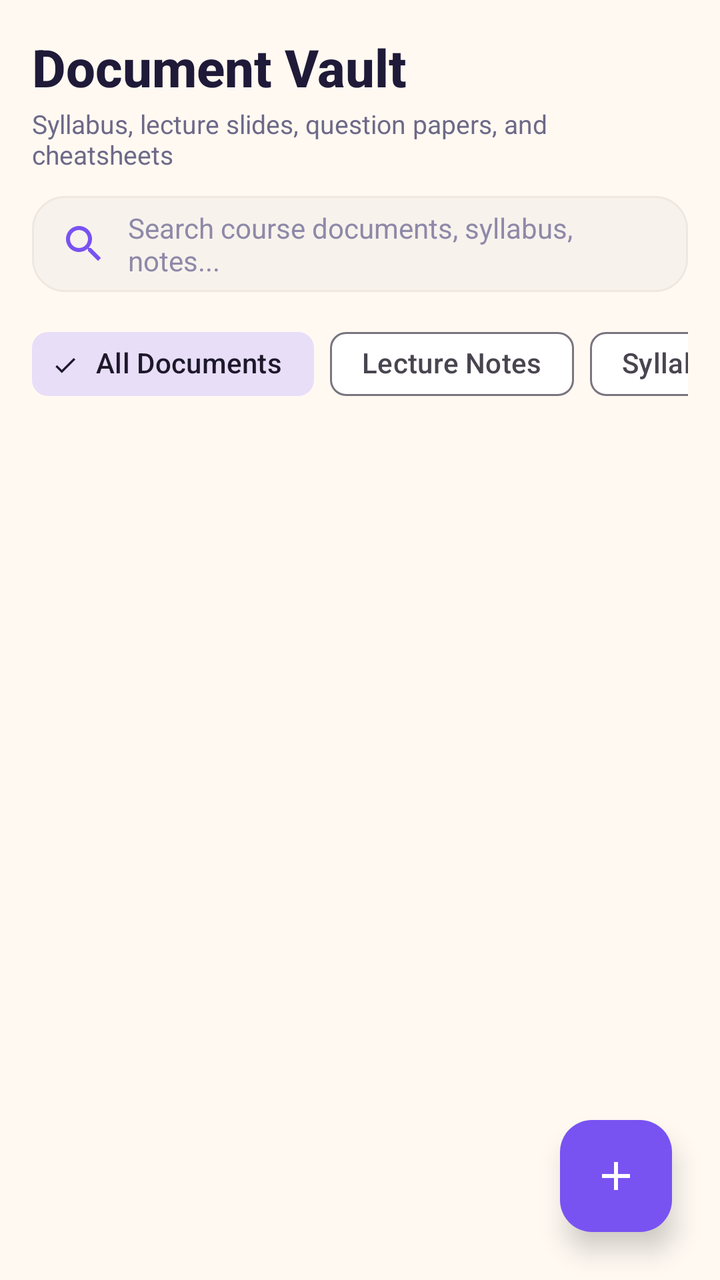
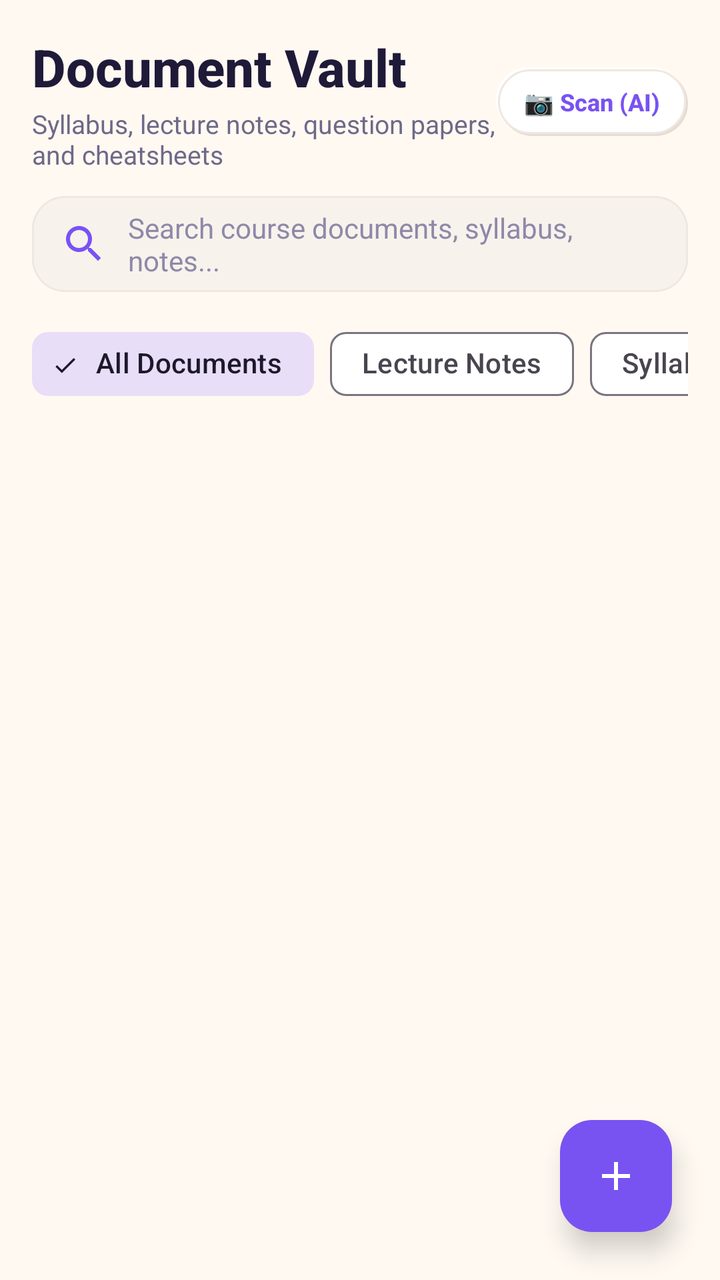

An Android layout rendered at two revisions. The XML below is the earlier revision; the diff shows what the commit changed to produce the second picture.
<!-- AndroidManifest.xml: application theme Theme.AcademiaLife -->
<!-- res/layout/fragment_document_vault.xml -->
<?xml version="1.0" encoding="utf-8"?>
<androidx.coordinatorlayout.widget.CoordinatorLayout xmlns:android="http://schemas.android.com/apk/res/android"
    xmlns:app="http://schemas.android.com/apk/res-auto"
    android:layout_width="match_parent"
    android:layout_height="match_parent"
    android:background="@color/neu_bg">

    <LinearLayout
        android:layout_width="match_parent"
        android:layout_height="match_parent"
        android:orientation="vertical"
        android:padding="16dp">

        
        <TextView
            android:layout_width="wrap_content"
            android:layout_height="wrap_content"
            android:text="Document Vault"
            android:textColor="@color/text_primary"
            android:textSize="26sp"
            android:fontFamily="sans-serif-medium"
            android:textStyle="bold" />

        <TextView
            android:layout_width="wrap_content"
            android:layout_height="wrap_content"
            android:layout_marginTop="2dp"
            android:layout_marginBottom="12dp"
            android:text="Syllabus, lecture slides, question papers, and cheatsheets"
            android:textColor="@color/text_secondary"
            android:textSize="13sp" />

        
        <EditText
            android:id="@+id/etSearchDocs"
            android:layout_width="match_parent"
            android:layout_height="48dp"
            android:background="@drawable/bg_neumorphic_sunken"
            android:drawableStart="@drawable/ic_search"
            android:drawablePadding="10dp"
            android:hint="Search course documents, syllabus, notes..."
            android:paddingHorizontal="14dp"
            android:textColor="@color/text_primary"
            android:textColorHint="@color/text_muted"
            android:textSize="14sp" />

        
        <HorizontalScrollView
            android:layout_width="match_parent"
            android:layout_height="wrap_content"
            android:layout_marginTop="12dp"
            android:scrollbars="none">

            <com.google.android.material.chip.ChipGroup
                android:id="@+id/chipGroupDocCategories"
                android:layout_width="wrap_content"
                android:layout_height="wrap_content"
                app:singleSelection="true">

                <com.google.android.material.chip.Chip
                    android:id="@+id/chipDocAll"
                    style="@style/Widget.Material3.Chip.Filter"
                    android:layout_width="wrap_content"
                    android:layout_height="wrap_content"
                    android:checked="true"
                    android:text="All Documents" />

                <com.google.android.material.chip.Chip
                    android:id="@+id/chipDocNotes"
                    style="@style/Widget.Material3.Chip.Filter"
                    android:layout_width="wrap_content"
                    android:layout_height="wrap_content"
                    android:text="Lecture Notes" />

                <com.google.android.material.chip.Chip
                    android:id="@+id/chipDocSyllabus"
                    style="@style/Widget.Material3.Chip.Filter"
                    android:layout_width="wrap_content"
                    android:layout_height="wrap_content"
                    android:text="Syllabus" />

                <com.google.android.material.chip.Chip
                    android:id="@+id/chipDocPapers"
                    style="@style/Widget.Material3.Chip.Filter"
                    android:layout_width="wrap_content"
                    android:layout_height="wrap_content"
                    android:text="Past Papers" />

                <com.google.android.material.chip.Chip
                    android:id="@+id/chipDocCheatsheets"
                    style="@style/Widget.Material3.Chip.Filter"
                    android:layout_width="wrap_content"
                    android:layout_height="wrap_content"
                    android:text="Cheatsheets" />
            </com.google.android.material.chip.ChipGroup>
        </HorizontalScrollView>

        <androidx.recyclerview.widget.RecyclerView
            android:id="@+id/rvDocuments"
            android:layout_width="match_parent"
            android:layout_height="0dp"
            android:layout_marginTop="8dp"
            android:layout_weight="1"
            android:clipToPadding="false"
            android:paddingBottom="80dp" />

        
        <LinearLayout
            android:id="@+id/layoutEmptyDocs"
            android:layout_width="match_parent"
            android:layout_height="wrap_content"
            android:layout_marginTop="24dp"
            android:background="@drawable/bg_neumorphic_card"
            android:gravity="center"
            android:orientation="vertical"
            android:padding="28dp"
            android:visibility="gone">

            <ImageView
                android:layout_width="48dp"
                android:layout_height="48dp"
                android:src="@drawable/ic_documents"
                app:tint="@color/text_muted" />

            <TextView
                android:layout_width="wrap_content"
                android:layout_height="wrap_content"
                android:layout_marginTop="12dp"
                android:text="Document Vault Empty"
                android:textColor="@color/text_primary"
                android:textSize="16sp"
                android:textStyle="bold" />

            <TextView
                android:layout_width="wrap_content"
                android:layout_height="wrap_content"
                android:layout_marginTop="4dp"
                android:gravity="center"
                android:text="Keep your syllabus, lecture slides, and question papers organized here. Tap + to add."
                android:textColor="@color/text_secondary"
                android:textSize="12sp" />
        </LinearLayout>
    </LinearLayout>

    
    <com.google.android.material.floatingactionbutton.FloatingActionButton
        android:id="@+id/fabAddDocument"
        android:layout_width="wrap_content"
        android:layout_height="wrap_content"
        android:layout_gravity="bottom|end"
        android:layout_margin="24dp"
        android:backgroundTint="@color/brand_primary"
        android:contentDescription="Add Document"
        android:src="@drawable/ic_add"
        app:elevation="8dp"
        app:tint="@color/white" />

</androidx.coordinatorlayout.widget.CoordinatorLayout>
<!-- resources referenced by this layout -->
<resources>
  <color name="brand_primary">#7952F2</color>
  <color name="neu_bg">#FFF9F2</color>
  <color name="text_muted">#8E89A8</color>
  <color name="text_primary">#1F1A38</color>
  <color name="text_secondary">#6E6988</color>
  <color name="white">#FFFFFF</color>
  <!-- drawable ic_add (drawable) -->
  <vector xmlns:android="http://schemas.android.com/apk/res/android"
      android:width="24dp"
      android:height="24dp"
      android:viewportWidth="24"
      android:viewportHeight="24">
    <path
        android:fillColor="@color/white"
        android:pathData="M19,13h-6v6h-2v-6H5v-2h6V5h2v6h6v2z"/>
  </vector>
  <!-- drawable ic_documents (drawable) -->
  <vector xmlns:android="http://schemas.android.com/apk/res/android"
      android:width="24dp"
      android:height="24dp"
      android:viewportWidth="24"
      android:viewportHeight="24">
    <path
        android:fillColor="@color/brand_primary"
        android:pathData="M14,2H6c-1.1,0 -1.99,0.9 -1.99,2L4,20c0,1.1 0.89,2 1.99,2H18c1.1,0 2,-0.9 2,-2V8l-6,-6zm2,16H8v-2h8v2zm0,-4H8v-2h8v2zm-3,-5V3.5L18.5,9H13z"/>
  </vector>
  <!-- drawable ic_search (drawable) -->
  <vector xmlns:android="http://schemas.android.com/apk/res/android"
      android:width="24dp"
      android:height="24dp"
      android:viewportWidth="24"
      android:viewportHeight="24">
    <path
        android:fillColor="@color/brand_primary"
        android:pathData="M15.5,14h-0.79l-0.28,-0.27C15.41,12.59 16,11.11 16,9.5 16,5.91 13.09,3 9.5,3S3,5.91 3,9.5 5.91,16 9.5,16c1.61,0 3.09,-0.59 4.23,-1.57l0.27,0.28v0.79l5,4.99L20.49,19l-4.99,-5zm-6,0C7.01,14 5,11.99 5,9.5S7.01,5 9.5,5 14,7.01 14,9.5 11.99,14 9.5,14z"/>
  </vector>
  <color name="lavender_dark_shadow">#E5DCD2</color>
  <color name="surface_light">#FFFFFF</color>
  <color name="surface_border">#EFE8E0</color>
  <color name="electric_violet">#7952F2</color>
  <color name="surface_subtle">#F7F2EC</color>
  <color name="lavender_primary">#7952F2</color>
  <color name="lavender_surface">#F7F2EC</color>
  <color name="lavender_deep">#6234EB</color>
  <color name="lavender_bg">#FFF9F2</color>
  <color name="lavender_card">#FFFFFF</color>
  <style name="ThemeOverlay.AcademiaLife.MaterialAlertDialog" parent="ThemeOverlay.Material3.MaterialAlertDialog">
          <item name="shapeAppearanceOverlay">@style/ShapeAppearance.AcademiaLife.Dialog</item>
          <item name="colorSurface">@color/lavender_card</item>
      </style>
  <style name="ShapeAppearance.AcademiaLife.Dialog" parent="">
          <item name="cornerSize">22dp</item>
      </style>
  <!-- unchanged entries left out for length: 3 -->
</resources>

<!-- the commit's change to res/layout/fragment_document_vault.xml (unified diff, before → after) -->
@@ -12,23 +12,52 @@
         android:padding="16dp">
 
         
-        <TextView
-            android:layout_width="wrap_content"
+        <LinearLayout
+            android:layout_width="match_parent"
             android:layout_height="wrap_content"
-            android:text="Document Vault"
-            android:textColor="@color/text_primary"
-            android:textSize="26sp"
-            android:fontFamily="sans-serif-medium"
-            android:textStyle="bold" />
+            android:orientation="horizontal"
+            android:gravity="center_vertical"
+            android:layout_marginBottom="12dp">
 
-        <TextView
-            android:layout_width="wrap_content"
-            android:layout_height="wrap_content"
-            android:layout_marginTop="2dp"
-            android:layout_marginBottom="12dp"
-            android:text="Syllabus, lecture slides, question papers, and cheatsheets"
-            android:textColor="@color/text_secondary"
-            android:textSize="13sp" />
+            <LinearLayout
+                android:layout_width="0dp"
+                android:layout_height="wrap_content"
+                android:layout_weight="1"
+                android:orientation="vertical">
+
+                <TextView
+                    android:layout_width="wrap_content"
+                    android:layout_height="wrap_content"
+                    android:text="Document Vault"
+                    android:textColor="@color/text_primary"
+                    android:textSize="26sp"
+                    android:fontFamily="sans-serif-medium"
+                    android:textStyle="bold" />
+
+                <TextView
+                    android:layout_width="wrap_content"
+                    android:layout_height="wrap_content"
+                    android:layout_marginTop="2dp"
+                    android:text="Syllabus, lecture notes, question papers, and cheatsheets"
+                    android:textColor="@color/text_secondary"
+                    android:textSize="13sp" />
+            </LinearLayout>
+
+            <TextView
+                android:id="@+id/btnScanDocAI"
+                android:layout_width="wrap_content"
+                android:layout_height="wrap_content"
+                android:background="@drawable/bg_neumorphic_chip_idle"
+                android:clickable="true"
+                android:focusable="true"
+                android:paddingHorizontal="14dp"
+                android:paddingVertical="9dp"
+                android:text="📷 Scan (AI)"
+                android:textColor="@color/lavender_primary"
+                android:textSize="12sp"
+                android:fontFamily="sans-serif-medium"
+                android:textStyle="bold" />
+        </LinearLayout>
 
         
         <EditText
<!-- resource entries referenced after the edit -->
@@ -6,6 +6,39 @@
   <color name="text_primary">#1F1A38</color>
   <color name="text_secondary">#6E6988</color>
   <color name="white">#FFFFFF</color>
+  <!-- drawable bg_neumorphic_chip_idle (drawable) -->
+  <?xml version="1.0" encoding="utf-8"?>
+  <layer-list xmlns:android="http://schemas.android.com/apk/res/android">
+      <item
+          android:left="2dp"
+          android:top="2dp">
+          <shape android:shape="rectangle">
+              <corners android:radius="50dp" />
+              <solid android:color="@color/lavender_dark_shadow" />
+          </shape>
+      </item>
+      <item
+          android:right="2dp"
+          android:bottom="2dp">
+          <shape android:shape="rectangle">
+              <corners android:radius="50dp" />
+              <solid android:color="@color/lavender_light_shadow" />
+          </shape>
+      </item>
+      <item
+          android:left="1dp"
+          android:top="1dp"
+          android:right="1dp"
+          android:bottom="1dp">
+          <shape android:shape="rectangle">
+              <corners android:radius="50dp" />
+              <solid android:color="@color/lavender_card" />
+              <stroke
+                  android:width="1dp"
+                  android:color="@color/lavender_divider" />
+          </shape>
+      </item>
+  </layer-list>
   <!-- drawable ic_add (drawable) -->
   <vector xmlns:android="http://schemas.android.com/apk/res/android"
       android:width="24dp"
@@ -39,6 +72,7 @@
   <color name="lavender_dark_shadow">#E5DCD2</color>
   <color name="surface_light">#FFFFFF</color>
   <color name="surface_border">#EFE8E0</color>
+  <color name="lavender_light_shadow">#FFFFFF</color>
   <color name="electric_violet">#7952F2</color>
   <color name="surface_subtle">#F7F2EC</color>
   <color name="lavender_primary">#7952F2</color>
@@ -46,6 +80,7 @@
   <color name="lavender_deep">#6234EB</color>
   <color name="lavender_bg">#FFF9F2</color>
   <color name="lavender_card">#FFFFFF</color>
+  <color name="lavender_divider">#EFE8E0</color>
   <style name="ThemeOverlay.AcademiaLife.MaterialAlertDialog" parent="ThemeOverlay.Material3.MaterialAlertDialog">
           <item name="shapeAppearanceOverlay">@style/ShapeAppearance.AcademiaLife.Dialog</item>
           <item name="colorSurface">@color/lavender_card</item>
